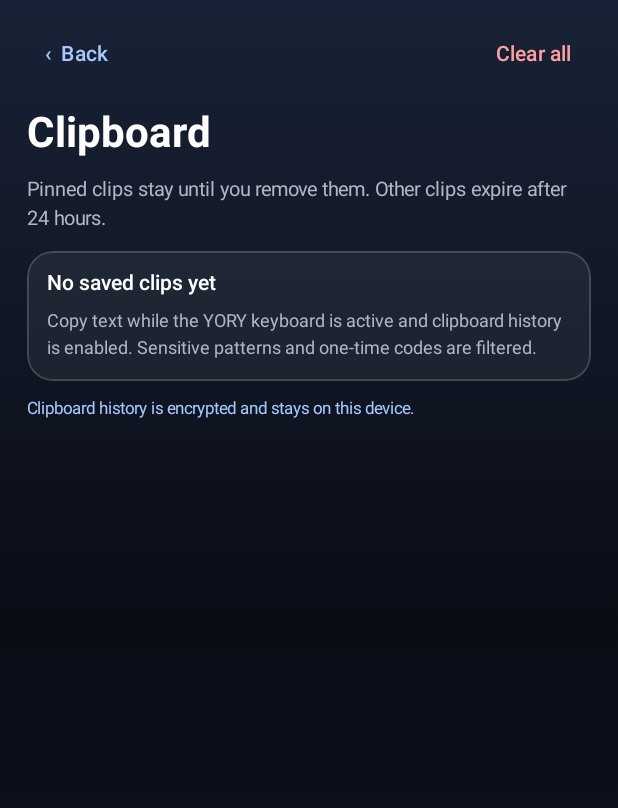
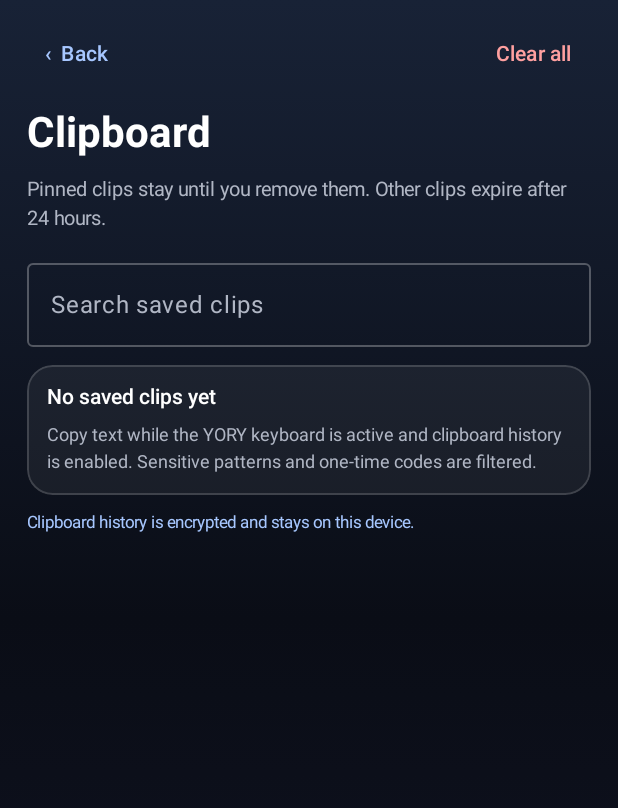
Before and after one commit to our1godjesus-beep/YORY-KEYS-, an Android app built with Jetpack Compose: the composable YoryClipboardHistoryScreen shown on its own in the app's theme, on a phone screen of 412 x 824 dp. Shown: the top 808 px of the screen. Run offline under Robolectric (Android 15) with nearby library versions, the phone set to English and light mode, and no system bars.

Commit message:
Add clipboard search and make legacy migration loss-safe

```diff
--- a/android/app/src/main/java/app/yory/keys/ime/ClipboardHistoryPolicy.kt
+++ b/android/app/src/main/java/app/yory/keys/ime/ClipboardHistoryPolicy.kt
@@ -17,6 +17,11 @@ internal object ClipboardHistoryPolicy {
         return true
     }
 
+    fun matchesSearch(entry: YoryClipboardEntry, query: String): Boolean {
+        val clean = query.trim()
+        return clean.isEmpty() || entry.text.contains(clean, ignoreCase = true)
+    }
+
     fun retainActive(entries: List<YoryClipboardEntry>, now: Long): List<YoryClipboardEntry> =
         entries.filter { it.isPinned || it.expiresAt > now }
             .sortedWith(compareByDescending<YoryClipboardEntry> { it.isPinned }.thenByDescending { it.copiedAt })
--- a/android/app/src/main/java/app/yory/keys/ui/YoryClipboardHistoryScreen.kt
+++ b/android/app/src/main/java/app/yory/keys/ui/YoryClipboardHistoryScreen.kt
@@ -32,7 +32,10 @@ internal fun YoryClipboardHistoryScreen(onBack: () -> Unit) {
     var items by remember { mutableStateOf(ClipboardHistoryStore.entries(context)) }
     var lastDeleted by remember { mutableStateOf<YoryClipboardEntry?>(null) }
     var showClearDialog by remember { mutableStateOf(false) }
+    var searchQuery by remember { mutableStateOf("") }
     var message by remember { mutableStateOf("Clipboard history is encrypted and stays on this device.") }
+
+    val visibleItems = items.filter { ClipboardHistoryPolicy.matchesSearch(it, searchQuery) }
 
     fun reload() {
         items = ClipboardHistoryStore.entries(context)
@@ -55,6 +58,22 @@ internal fun YoryClipboardHistoryScreen(onBack: () -> Unit) {
             }
             Text("Clipboard", color = Color.White, fontSize = 28.sp, fontWeight = FontWeight.Bold)
             Text("Pinned clips stay until you remove them. Other clips expire after 24 hours.", color = Color(0xFFB0B6C4), fontSize = 13.sp, lineHeight = 19.sp)
+            OutlinedTextField(
+                value = searchQuery,
+                onValueChange = { searchQuery = it },
+                modifier = Modifier.fillMaxWidth(),
+                singleLine = true,
+                label = { Text("Search saved clips") },
+                placeholder = { Text("Search text in clipboard history") },
+                colors = OutlinedTextFieldDefaults.colors(
+                    focusedTextColor = Color.White,
+                    unfocusedTextColor = Color.White,
+                    focusedBorderColor = Color(0xFFA7C7FF),
+                    unfocusedBorderColor = Color.White.copy(alpha = 0.28f),
+                    focusedLabelColor = Color(0xFFA7C7FF),
+                    unfocusedLabelColor = Color(0xFFB0B6C4)
+                )
+            )
 
             if (lastDeleted != null) {
                 Row(
@@ -79,8 +98,14 @@ internal fun YoryClipboardHistoryScreen(onBack: () -> Unit) {
                     Text("No saved clips yet", color = Color.White, fontWeight = FontWeight.SemiBold)
                     Text("Copy text while the YORY keyboard is active and clipboard history is enabled. Sensitive patterns and one-time codes are filtered.", color = Color(0xFFB0B6C4), fontSize = 12.sp, lineHeight = 18.sp)
                 }
+            } else if (visibleItems.isEmpty()) {
+                ClipboardPanel {
+                    Text("No matching clips", color = Color.White, fontWeight = FontWeight.SemiBold)
+                    Text("Try a different search term or clear the search.", color = Color(0xFFB0B6C4), fontSize = 12.sp)
+                    TextButton(onClick = { searchQuery = "" }) { Text("Clear search", color = Color(0xFFA7C7FF)) }
+                }
             } else {
-                items.forEach { entry ->
+                visibleItems.forEach { entry ->
                     ClipboardPanel {
                         Row(verticalAlignment = Alignment.Top) {
                             Column(Modifier.weight(1f), verticalArrangement = Arrangement.spacedBy(4.dp)) {
```
Also changed, not shown: android/app/src/main/java/app/yory/keys/ime/ClipboardHistoryStore.kt (+12 -3 lines), 2 other files.
